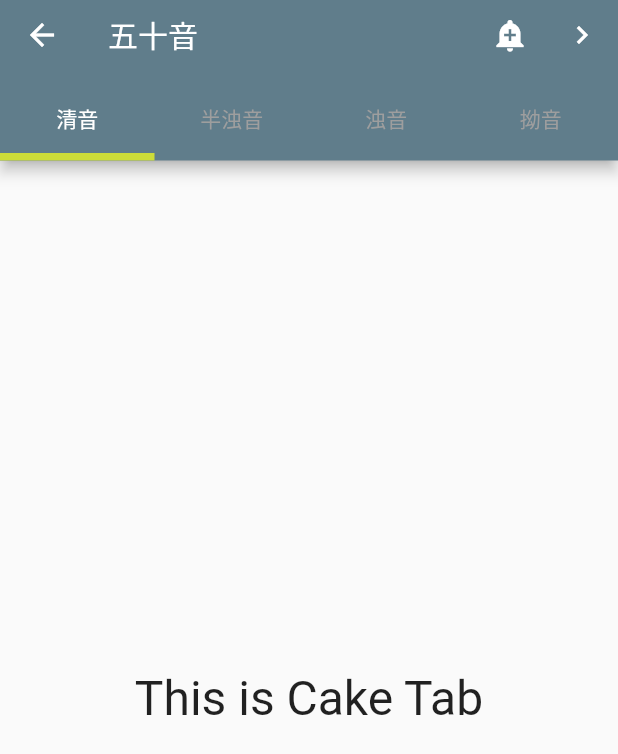
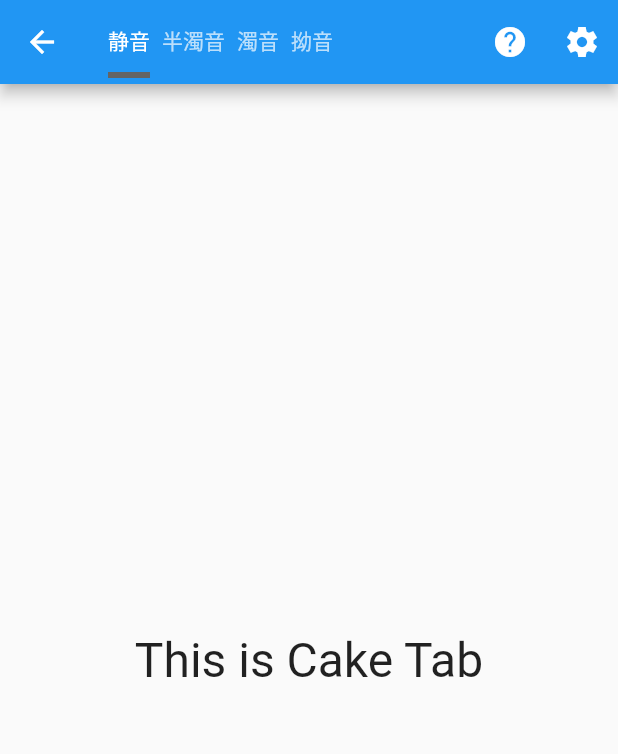
Before and after one commit to flutteryou/widget_catalog, a Flutter app: the TabBarDemo screen opened directly, on a phone screen of 412 x 824 dp. Shown: the top 754 px of the screen. Run offline on Flutter 3.47's test engine with Material 2 defaults, Android fonts, the phone set to English and light mode, and no system bars.

Commit message:
add tab bar

```diff
--- a/lib/material_components/app_structure_and_navigation/tab_bar.dart
+++ b/lib/material_components/app_structure_and_navigation/tab_bar.dart
@@ -1,6 +1,13 @@
 import 'package:flutter/material.dart';
 
 class TabBarDemo extends StatelessWidget {
+  List<String> _tabs = [
+    '静音',
+    '半濁音',
+    '濁音',
+    '拗音',
+  ];
+
   @override
   Widget build(BuildContext context) {
     return DefaultTabController(
@@ -8,57 +15,37 @@ class TabBarDemo extends StatelessWidget {
       length: 4,
       child: Scaffold(
         appBar: AppBar(
-          backgroundColor: Colors.blueGrey.shade500,
-          title: Text('五十音'),
           actions: <Widget>[
             IconButton(
-              icon: const Icon(Icons.add_alert),
+              icon: const Icon(Icons.help_sharp),
               tooltip: 'Show Snackbar',
               onPressed: () {},
             ),
             IconButton(
-              icon: const Icon(Icons.navigate_next),
+              icon: const Icon(Icons.settings_sharp),
               tooltip: 'Next page',
               onPressed: () {},
             ),
           ],
-          bottom: TabBar(
-            indicatorColor: Colors.lime,
-            indicatorWeight: 5.0,
-            labelColor: Colors.white,
-            labelPadding: EdgeInsets.only(top: 10.0),
-            unselectedLabelColor: Colors.grey,
-            tabs: [
-              Tab(
-                text: '清音',
-                // icon: Icon(
-                //   Icons.cake,
-                //   color: Colors.white,
-                // ),
-                // iconMargin: EdgeInsets.only(bottom: 10.0),
+          title: TabBar(
+            indicator: UnderlineTabIndicator(
+              borderSide: BorderSide(
+                width: 4,
+                color: Color(0xFF646464),
               ),
-              //child: Image.asset('images/android.png'),
-
-              Tab(
-                text: '半浊音',
-                // icon: Icon(
-                //   Icons.radio,
-                //   color: Colors.white,
-                // ),
-                // iconMargin: EdgeInsets.only(bottom: 10.0),
+              insets: EdgeInsets.only(
+                left: 0,
+                right: 8,
               ),
-              Tab(
-                text: '浊音',
-                // icon: Icon(
-                //   Icons.card_giftcard,
-                //   color: Colors.white,
-                // ),
-                // iconMargin: EdgeInsets.only(bottom: 10.0),
-              ),
-              Tab(
-                text: '拗音',
-              )
-            ],
+            ),
+            isScrollable: true,
+            labelPadding: EdgeInsets.only(left: 0, right: 0),
+            tabs: _tabs
+                .map((label) => Padding(
+                      padding: const EdgeInsets.only(right: 8),
+                      child: Tab(text: "$label"),
+                    ))
+                .toList(),
           ),
         ),
         body: TabBarView(
```
